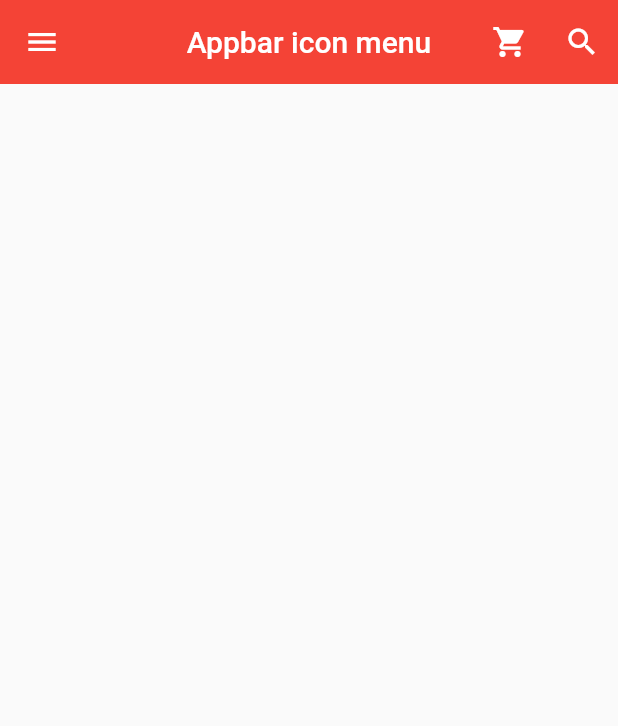
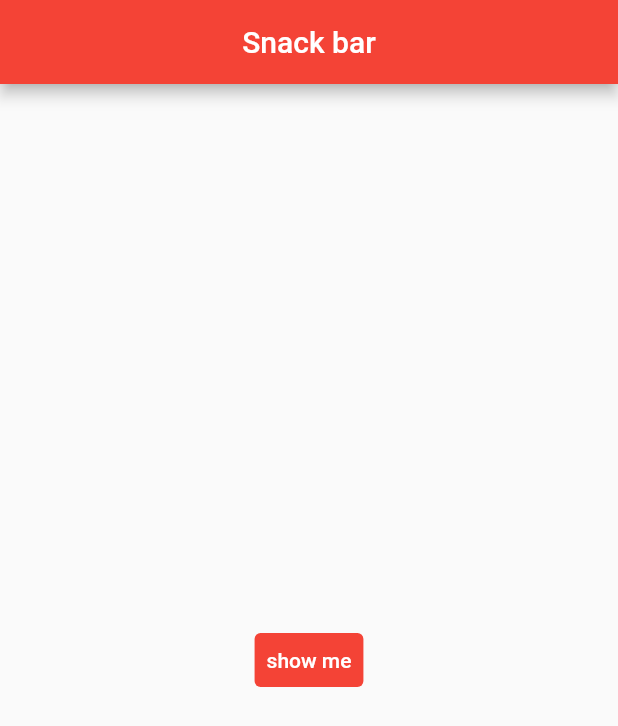
Before and after one commit to veronica2550/coding_chef_tutorial, a Flutter app: the screen it shows after launch, on a phone screen of 412 x 824 dp. Shown: the top 726 px of the screen. Run offline on Flutter 3.47's test engine with Material 2 defaults, Android fonts, the light colour scheme and no system bars.

Commit message:
Snack bar: Build context

```diff
--- a/lib/main.dart
+++ b/lib/main.dart
@@ -8,7 +8,7 @@
   @override
   Widget build(BuildContext context) {
     return MaterialApp(
-      title: 'Appbar',
+      title: 'Snack bar',
       theme: ThemeData(
         primarySwatch: Colors.red,
       ),
@@ -24,94 +24,23 @@
   Widget build(BuildContext context) {
     return Scaffold(
       appBar: AppBar(
-        title: const Text('Appbar icon menu'),
+        title: const Text('Snack bar'),
         centerTitle: true,
-        elevation: 0.0,
-        actions: [
-          IconButton(
-            icon: const Icon(Icons.shopping_cart),
-            onPressed: () {
-              print('shopping cart button is clicked');
-            },
+      ),
+      body: Center(
+        child: TextButton(
+          child: Text(
+            'show me',
+            style: TextStyle(color: Colors.white),
           ),
-          IconButton(
-            icon: const Icon(Icons.search),
-            onPressed: () {
-              print('search button is clicked');
-            },
-          ),
-        ],
-      ),
-      drawer: Drawer(
-        child: ListView(
-          padding: EdgeInsets.zero,
-          children: [
-            UserAccountsDrawerHeader(
-              currentAccountPicture: CircleAvatar(
-                backgroundImage: AssetImage('assets/kuromi.gif'),
-              ),
-              otherAccountsPictures: [
-                CircleAvatar(
-                  backgroundImage: AssetImage('assets/kuromi.png'),
-                  backgroundColor: Colors.transparent,
-                ),
-                // CircleAvatar(
-                //   backgroundImage: AssetImage('assets/kuromi.png'),
-                //   backgroundColor: Colors.transparent,
-                // ),
-              ],
-              accountName: Text('Kuromi'),
-              accountEmail: Text('minkyoung2550@gmail.com'),
-              onDetailsPressed: () {
-                print('arrow is clicked');
-              },
-              decoration: BoxDecoration(
-                  color: Colors.pink[300],
-                  borderRadius: BorderRadius.only(
-                    bottomLeft: Radius.circular(40.0),
-                    bottomRight: Radius.circular(40.0),
-                  )),
-            ),
-            ListTile(
-              leading: Icon(
-                Icons.home,
-                color: Colors.grey[850],
-              ),
-              title: Text("HOME"),
-              onTap: () {
-                print('Home is clicked');
-              },
-              trailing: Icon(Icons.add),
-            ),
-            ListTile(
-              leading: Icon(
-                Icons.settings,
-                color: Colors.grey[850],
-              ),
-              title: Text("Setting"),
-              onTap: () {
-                print('Setting is clicked');
-              },
-              trailing: Icon(Icons.add),
-            ),
-            ListTile(
-              leading: Icon(
-                Icons.question_answer,
-                color: Colors.grey[850],
-              ),
-              title: Text("QnA"),
-              onTap: () {
-                print('QnA is clicked');
-              },
-              trailing: Icon(Icons.add),
-            ),
-          ],
+          style: ButtonStyle(
+              backgroundColor: MaterialStatePropertyAll(Colors.red)),
+          onPressed: () {
+            ScaffoldMessenger.of(context)
+                .showSnackBar(SnackBar(content: Text('hello')));
+          },
         ),
       ),
     );
   }
 }
-
-//leading: 아이콘 버튼이나 간단한 위젯을 왼쪽에 배치할 때
-//actions: 복수의 아이콘 버튼 등을 오른쪽에 배치할 때
-//onPressed: 함수의 형태로 일반 버튼이나 아이콘 버튼을 터치했을 때 일어나는 이벤트를 정의하는 곳
```
